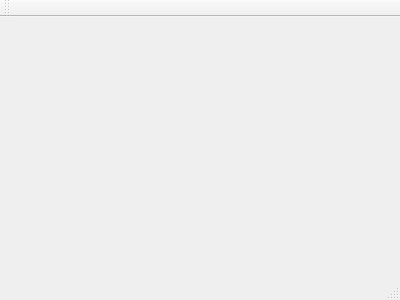
The window that RestaurantProject/mainwindow.ui (seigle15/Double-Sean-with-a-side-of-Data) describes before a commit, drawn with Qt 5.
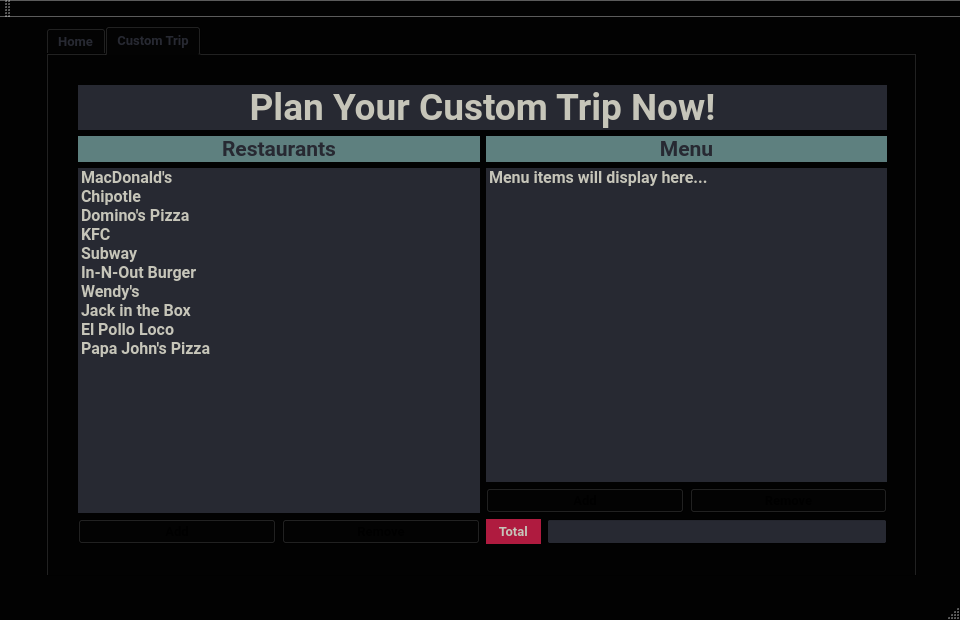
The same window after the commit.

What changed in the file:
```diff
--- a/RestaurantProject/mainwindow.ui
+++ b/RestaurantProject/mainwindow.ui
@@ -1,24 +1,976 @@
 <ui version="4.0">
  <class>MainWindow</class>
- <widget class="QMainWindow" name="MainWindow" >
-  <property name="geometry" >
+ <widget class="QMainWindow" name="MainWindow">
+  <property name="geometry">
    <rect>
     <x>0</x>
     <y>0</y>
-    <width>400</width>
-    <height>300</height>
+    <width>960</width>
+    <height>620</height>
    </rect>
   </property>
-  <property name="windowTitle" >
+  <property name="palette">
+   <palette>
+    <active>
+     <colorrole role="WindowText">
+      <brush brushstyle="SolidPattern">
+       <color alpha="255">
+        <red>198</red>
+        <green>197</green>
+        <blue>185</blue>
+       </color>
+      </brush>
+     </colorrole>
+     <colorrole role="Text">
+      <brush brushstyle="SolidPattern">
+       <color alpha="255">
+        <red>198</red>
+        <green>197</green>
+        <blue>185</blue>
+       </color>
+      </brush>
+     </colorrole>
+     <colorrole role="Base">
+      <brush brushstyle="SolidPattern">
+       <color alpha="255">
+        <red>39</red>
+        <green>41</green>
+        <blue>50</blue>
+       </color>
+      </brush>
+     </colorrole>
+     <colorrole role="Window">
+      <brush brushstyle="SolidPattern">
+       <color alpha="255">
+        <red>2</red>
+        <green>2</green>
+        <blue>2</blue>
+       </color>
+      </brush>
+     </colorrole>
+    </active>
+    <inactive>
+     <colorrole role="WindowText">
+      <brush brushstyle="SolidPattern">
+       <color alpha="255">
+        <red>198</red>
+        <green>197</green>
+        <blue>185</blue>
+       </color>
+      </brush>
+     </colorrole>
+     <colorrole role="Text">
+      <brush brushstyle="SolidPattern">
+       <color alpha="255">
+        <red>198</red>
+        <green>197</green>
+        <blue>185</blue>
+       </color>
+      </brush>
+     </colorrole>
+     <colorrole role="Base">
+      <brush brushstyle="SolidPattern">
+       <color alpha="255">
+        <red>39</red>
+        <green>41</green>
+        <blue>50</blue>
+       </color>
+      </brush>
+     </colorrole>
+     <colorrole role="Window">
+      <brush brushstyle="SolidPattern">
+       <color alpha="255">
+        <red>2</red>
+        <green>2</green>
+        <blue>2</blue>
+       </color>
+      </brush>
+     </colorrole>
+    </inactive>
+    <disabled>
+     <colorrole role="WindowText">
+      <brush brushstyle="SolidPattern">
+       <color alpha="255">
+        <red>120</red>
+        <green>120</green>
+        <blue>120</blue>
+       </color>
+      </brush>
+     </colorrole>
+     <colorrole role="Text">
+      <brush brushstyle="SolidPattern">
+       <color alpha="255">
+        <red>120</red>
+        <green>120</green>
+        <blue>120</blue>
+       </color>
+      </brush>
+     </colorrole>
+     <colorrole role="Base">
+      <brush brushstyle="SolidPattern">
+       <color alpha="255">
+        <red>2</red>
+        <green>2</green>
+        <blue>2</blue>
+       </color>
+      </brush>
+     </colorrole>
+     <colorrole role="Window">
+      <brush brushstyle="SolidPattern">
+       <color alpha="255">
+        <red>2</red>
+        <green>2</green>
+        <blue>2</blue>
+       </color>
+      </brush>
+     </colorrole>
+    </disabled>
+   </palette>
+  </property>
+  <property name="windowTitle">
    <string>MainWindow</string>
   </property>
-  <widget class="QMenuBar" name="menuBar" />
-  <widget class="QToolBar" name="mainToolBar" />
-  <widget class="QWidget" name="centralWidget" />
-  <widget class="QStatusBar" name="statusBar" />
+  <property name="autoFillBackground">
+   <bool>true</bool>
+  </property>
+  <widget class="QWidget" name="centralWidget">
+   <widget class="QTabWidget" name="MenuTabs">
+    <property name="geometry">
+     <rect>
+      <x>46</x>
+      <y>9</y>
+      <width>871</width>
+      <height>551</height>
+     </rect>
+    </property>
+    <property name="palette">
+     <palette>
+      <active>
+       <colorrole role="WindowText">
+        <brush brushstyle="SolidPattern">
+         <color alpha="255">
+          <red>39</red>
+          <green>41</green>
+          <blue>50</blue>
+         </color>
+        </brush>
+       </colorrole>
+       <colorrole role="Button">
+        <brush brushstyle="SolidPattern">
+         <color alpha="255">
+          <red>2</red>
+          <green>2</green>
+          <blue>2</blue>
+         </color>
+        </brush>
+       </colorrole>
+       <colorrole role="NoRole">
+        <brush brushstyle="SolidPattern">
+         <color alpha="255">
+          <red>2</red>
+          <green>2</green>
+          <blue>2</blue>
+         </color>
+        </brush>
+       </colorrole>
+      </active>
+      <inactive>
+       <colorrole role="WindowText">
+        <brush brushstyle="SolidPattern">
+         <color alpha="255">
+          <red>39</red>
+          <green>41</green>
+          <blue>50</blue>
+         </color>
+        </brush>
+       </colorrole>
+       <colorrole role="Button">
+        <brush brushstyle="SolidPattern">
+         <color alpha="255">
+          <red>2</red>
+          <green>2</green>
+          <blue>2</blue>
+         </color>
+        </brush>
+       </colorrole>
+       <colorrole role="NoRole">
+        <brush brushstyle="SolidPattern">
+         <color alpha="255">
+          <red>2</red>
+          <green>2</green>
+          <blue>2</blue>
+         </color>
+        </brush>
+       </colorrole>
+      </inactive>
+      <disabled>
+       <colorrole role="WindowText">
+        <brush brushstyle="SolidPattern">
+         <color alpha="255">
+          <red>120</red>
+          <green>120</green>
+          <blue>120</blue>
+         </color>
+        </brush>
+       </colorrole>
+       <colorrole role="Button">
+        <brush brushstyle="SolidPattern">
+         <color alpha="255">
+          <red>2</red>
+          <green>2</green>
+          <blue>2</blue>
+         </color>
+        </brush>
+       </colorrole>
+       <colorrole role="NoRole">
+        <brush brushstyle="SolidPattern">
+         <color alpha="255">
+          <red>2</red>
+          <green>2</green>
+          <blue>2</blue>
+         </color>
+        </brush>
+       </colorrole>
+      </disabled>
+     </palette>
+    </property>
+    <property name="font">
+     <font>
+      <family>Roboto</family>
+      <pointsize>10</pointsize>
+      <weight>75</weight>
+      <bold>true</bold>
+     </font>
+    </property>
+    <property name="autoFillBackground">
+     <bool>true</bool>
+    </property>
+    <property name="currentIndex">
+     <number>1</number>
+    </property>
+    <widget class="QWidget" name="homeTab">
+     <attribute name="title">
+      <string>Home</string>
+     </attribute>
+     <widget class="QStackedWidget" name="stackedWidget">
+      <property name="geometry">
+       <rect>
+        <x>-1</x>
+        <y>-1</y>
+        <width>871</width>
+        <height>521</height>
+       </rect>
+      </property>
+      <property name="autoFillBackground">
+       <bool>true</bool>
+      </property>
+      <widget class="QWidget" name="page_3"/>
+      <widget class="QWidget" name="page_4"/>
+     </widget>
+    </widget>
+    <widget class="QWidget" name="customTripTab">
+     <attribute name="title">
+      <string>Custom Trip</string>
+     </attribute>
+     <widget class="QStackedWidget" name="stackedWidget_2">
+      <property name="geometry">
+       <rect>
+        <x>-1</x>
+        <y>-1</y>
+        <width>871</width>
+        <height>521</height>
+       </rect>
+      </property>
+      <property name="autoFillBackground">
+       <bool>true</bool>
+      </property>
+      <widget class="QWidget" name="page_5">
+       <widget class="QWidget" name="layoutWidget">
+        <property name="geometry">
+         <rect>
+          <x>20</x>
+          <y>20</y>
+          <width>831</width>
+          <height>481</height>
+         </rect>
+        </property>
+        <layout class="QVBoxLayout" name="verticalLayout_7">
+         <item>
+          <widget class="QLabel" name="label_7">
+           <property name="palette">
+            <palette>
+             <active>
+              <colorrole role="WindowText">
+               <brush brushstyle="SolidPattern">
+                <color alpha="255">
+                 <red>198</red>
+                 <green>197</green>
+                 <blue>185</blue>
+                </color>
+               </brush>
+              </colorrole>
+              <colorrole role="Base">
+               <brush brushstyle="SolidPattern">
+                <color alpha="255">
+                 <red>39</red>
+                 <green>41</green>
+                 <blue>50</blue>
+                </color>
+               </brush>
+              </colorrole>
+              <colorrole role="Window">
+               <brush brushstyle="SolidPattern">
+                <color alpha="255">
+                 <red>39</red>
+                 <green>41</green>
+                 <blue>50</blue>
+                </color>
+               </brush>
+              </colorrole>
+             </active>
+             <inactive>
+              <colorrole role="WindowText">
+               <brush brushstyle="SolidPattern">
+                <color alpha="255">
+                 <red>198</red>
+                 <green>197</green>
+                 <blue>185</blue>
+                </color>
+               </brush>
+              </colorrole>
+              <colorrole role="Base">
+               <brush brushstyle="SolidPattern">
+                <color alpha="255">
+                 <red>39</red>
+                 <green>41</green>
+                 <blue>50</blue>
+                </color>
+               </brush>
+              </colorrole>
+              <colorrole role="Window">
+               <brush brushstyle="SolidPattern">
+                <color alpha="255">
+                 <red>39</red>
+                 <green>41</green>
+                 <blue>50</blue>
+                </color>
+               </brush>
+              </colorrole>
+             </inactive>
+             <disabled>
+              <colorrole role="WindowText">
+               <brush brushstyle="SolidPattern">
+                <color alpha="255">
+                 <red>120</red>
+                 <green>120</green>
+                 <blue>120</blue>
+                </color>
+               </brush>
+              </colorrole>
+              <colorrole role="Base">
+               <brush brushstyle="SolidPattern">
+                <color alpha="255">
+                 <red>39</red>
+                 <green>41</green>
+                 <blue>50</blue>
+                </color>
+               </brush>
+              </colorrole>
+              <colorrole role="Window">
+               <brush brushstyle="SolidPattern">
+                <color alpha="255">
+                 <red>39</red>
+                 <green>41</green>
+                 <blue>50</blue>
+                </color>
+               </brush>
+              </colorrole>
+             </disabled>
+            </palette>
+           </property>
+           <property name="font">
+            <font>
+             <family>Roboto</family>
+             <pointsize>28</pointsize>
+             <weight>75</weight>
+             <bold>true</bold>
+            </font>
+           </property>
+           <property name="autoFillBackground">
+            <bool>true</bool>
+           </property>
+           <property name="text">
+            <string>Plan Your Custom Trip Now!</string>
+           </property>
+           <property name="alignment">
+            <set>Qt::AlignCenter</set>
+           </property>
+          </widget>
+         </item>
+         <item>
+          <layout class="QHBoxLayout" name="horizontalLayout_6">
+           <item>
+            <layout class="QVBoxLayout" name="verticalLayout_4">
+             <item>
+              <layout class="QVBoxLayout" name="verticalLayout_2">
+               <item>
+                <widget class="QLabel" name="label_4">
+                 <property name="palette">
+                  <palette>
+                   <active>
+                    <colorrole role="WindowText">
+                     <brush brushstyle="SolidPattern">
+                      <color alpha="255">
+                       <red>39</red>
+                       <green>41</green>
+                       <blue>50</blue>
+                      </color>
+                     </brush>
+                    </colorrole>
+                    <colorrole role="Base">
+                     <brush brushstyle="SolidPattern">
+                      <color alpha="255">
+                       <red>39</red>
+                       <green>41</green>
+                       <blue>50</blue>
+                      </color>
+                     </brush>
+                    </colorrole>
+                    <colorrole role="Window">
+                     <brush brushstyle="SolidPattern">
+                      <color alpha="255">
+                       <red>94</red>
+                       <green>128</green>
+                       <blue>127</blue>
+                      </color>
+                     </brush>
+                    </colorrole>
+                   </active>
+                   <inactive>
+                    <colorrole role="WindowText">
+                     <brush brushstyle="SolidPattern">
+                      <color alpha="255">
+                       <red>39</red>
+                       <green>41</green>
+                       <blue>50</blue>
+                      </color>
+                     </brush>
+                    </colorrole>
+                    <colorrole role="Base">
+                     <brush brushstyle="SolidPattern">
+                      <color alpha="255">
+                       <red>39</red>
+                       <green>41</green>
+                       <blue>50</blue>
+                      </color>
+                     </brush>
+                    </colorrole>
+                    <colorrole role="Window">
+                     <brush brushstyle="SolidPattern">
+                      <color alpha="255">
+                       <red>94</red>
+                       <green>128</green>
+                       <blue>127</blue>
+                      </color>
+                     </brush>
+                    </colorrole>
+                   </inactive>
+                   <disabled>
+                    <colorrole role="WindowText">
+                     <brush brushstyle="SolidPattern">
+                      <color alpha="255">
+                       <red>120</red>
+                       <green>120</green>
+                       <blue>120</blue>
+                      </color>
+                     </brush>
+                    </colorrole>
+                    <colorrole role="Base">
+                     <brush brushstyle="SolidPattern">
+                      <color alpha="255">
+                       <red>94</red>
+                       <green>128</green>
+                       <blue>127</blue>
+                      </color>
+                     </brush>
+                    </colorrole>
+                    <colorrole role="Window">
+                     <brush brushstyle="SolidPattern">
+                      <color alpha="255">
+                       <red>94</red>
+                       <green>128</green>
+                       <blue>127</blue>
+                      </color>
+                     </brush>
+                    </colorrole>
+                   </disabled>
+                  </palette>
+                 </property>
+                 <property name="font">
+                  <font>
+                   <family>Roboto</family>
+                   <pointsize>16</pointsize>
+                   <weight>75</weight>
+                   <bold>true</bold>
+                  </font>
+                 </property>
+                 <property name="autoFillBackground">
+                  <bool>true</bool>
+                 </property>
+                 <property name="text">
+                  <string>Restaurants</string>
+                 </property>
+                 <property name="alignment">
+                  <set>Qt::AlignCenter</set>
+                 </property>
+                </widget>
+               </item>
+               <item>
+                <widget class="QListWidget" name="listWidget">
+                 <property name="font">
+                  <font>
+                   <family>Roboto</family>
+                   <pointsize>12</pointsize>
+                   <weight>75</weight>
+                   <bold>true</bold>
+                  </font>
+                 </property>
+                 <property name="frameShape">
+                  <enum>QFrame::NoFrame</enum>
+                 </property>
+                 <item>
+                  <property name="text">
+                   <string>MacDonald's</string>
+                  </property>
+                 </item>
+                 <item>
+                  <property name="text">
+                   <string>Chipotle</string>
+                  </property>
+                 </item>
+                 <item>
+                  <property name="text">
+                   <string>Domino's Pizza</string>
+                  </property>
+                 </item>
+                 <item>
+                  <property name="text">
+                   <string>KFC</string>
+                  </property>
+                 </item>
+                 <item>
+                  <property name="text">
+                   <string>Subway</string>
+                  </property>
+                 </item>
+                 <item>
+                  <property name="text">
+                   <string>In-N-Out Burger</string>
+                  </property>
+                 </item>
+                 <item>
+                  <property name="text">
+                   <string>Wendy's</string>
+                  </property>
+                 </item>
+                 <item>
+                  <property name="text">
+                   <string>Jack in the Box</string>
+                  </property>
+                 </item>
+                 <item>
+                  <property name="text">
+                   <string>El Pollo Loco</string>
+                  </property>
+                 </item>
+                 <item>
+                  <property name="text">
+                   <string>Papa John's Pizza</string>
+                  </property>
+                 </item>
+                </widget>
+               </item>
+              </layout>
+             </item>
+             <item>
+              <layout class="QHBoxLayout" name="horizontalLayout_3">
+               <item>
+                <widget class="QPushButton" name="pushButton_2">
+                 <property name="font">
+                  <font>
+                   <family>Roboto</family>
+                   <pointsize>10</pointsize>
+                   <weight>75</weight>
+                   <bold>true</bold>
+                  </font>
+                 </property>
+                 <property name="text">
+                  <string>Add</string>
+                 </property>
+                </widget>
+               </item>
+               <item>
+                <widget class="QPushButton" name="pushButton_3">
+                 <property name="font">
+                  <font>
+                   <family>Roboto</family>
+                   <pointsize>10</pointsize>
+                   <weight>75</weight>
+                   <bold>true</bold>
+                  </font>
+                 </property>
+                 <property name="text">
+                  <string>Remove</string>
+                 </property>
+                </widget>
+               </item>
+              </layout>
+             </item>
+            </layout>
+           </item>
+           <item>
+            <layout class="QVBoxLayout" name="verticalLayout_6">
+             <item>
+              <layout class="QVBoxLayout" name="verticalLayout_3">
+               <item>
+                <widget class="QLabel" name="label_5">
+                 <property name="palette">
+                  <palette>
+                   <active>
+                    <colorrole role="WindowText">
+                     <brush brushstyle="SolidPattern">
+                      <color alpha="255">
+                       <red>39</red>
+                       <green>41</green>
+                       <blue>50</blue>
+                      </color>
+                     </brush>
+                    </colorrole>
+                    <colorrole role="Base">
+                     <brush brushstyle="SolidPattern">
+                      <color alpha="255">
+                       <red>39</red>
+                       <green>41</green>
+                       <blue>50</blue>
+                      </color>
+                     </brush>
+                    </colorrole>
+                    <colorrole role="Window">
+                     <brush brushstyle="SolidPattern">
+                      <color alpha="255">
+                       <red>94</red>
+                       <green>128</green>
+                       <blue>127</blue>
+                      </color>
+                     </brush>
+                    </colorrole>
+                   </active>
+                   <inactive>
+                    <colorrole role="WindowText">
+                     <brush brushstyle="SolidPattern">
+                      <color alpha="255">
+                       <red>39</red>
+                       <green>41</green>
+                       <blue>50</blue>
+                      </color>
+                     </brush>
+                    </colorrole>
+                    <colorrole role="Base">
+                     <brush brushstyle="SolidPattern">
+                      <color alpha="255">
+                       <red>39</red>
+                       <green>41</green>
+                       <blue>50</blue>
+                      </color>
+                     </brush>
+                    </colorrole>
+                    <colorrole role="Window">
+                     <brush brushstyle="SolidPattern">
+                      <color alpha="255">
+                       <red>94</red>
+                       <green>128</green>
+                       <blue>127</blue>
+                      </color>
+                     </brush>
+                    </colorrole>
+                   </inactive>
+                   <disabled>
+                    <colorrole role="WindowText">
+                     <brush brushstyle="SolidPattern">
+                      <color alpha="255">
+                       <red>120</red>
+                       <green>120</green>
+                       <blue>120</blue>
+                      </color>
+                     </brush>
+                    </colorrole>
+                    <colorrole role="Base">
+                     <brush brushstyle="SolidPattern">
+                      <color alpha="255">
+                       <red>94</red>
+                       <green>128</green>
+                       <blue>127</blue>
+                      </color>
+                     </brush>
+                    </colorrole>
+                    <colorrole role="Window">
+                     <brush brushstyle="SolidPattern">
+                      <color alpha="255">
+                       <red>94</red>
+                       <green>128</green>
+                       <blue>127</blue>
+                      </color>
+                     </brush>
+                    </colorrole>
+                   </disabled>
+                  </palette>
+                 </property>
+                 <property name="font">
+                  <font>
+                   <family>Roboto</family>
+                   <pointsize>16</pointsize>
+                   <weight>75</weight>
+                   <bold>true</bold>
+                  </font>
+                 </property>
+                 <property name="autoFillBackground">
+                  <bool>true</bool>
+                 </property>
+                 <property name="text">
+                  <string>Menu</string>
+                 </property>
+                 <property name="alignment">
+                  <set>Qt::AlignCenter</set>
+                 </property>
+                </widget>
+               </item>
+               <item>
+                <widget class="QListWidget" name="listWidget_2">
+                 <property name="font">
+                  <font>
+                   <family>Roboto</family>
+                   <pointsize>12</pointsize>
+                   <weight>75</weight>
+                   <bold>true</bold>
+                  </font>
+                 </property>
+                 <property name="frameShape">
+                  <enum>QFrame::NoFrame</enum>
+                 </property>
+                 <item>
+                  <property name="text">
+                   <string>Menu items will display here...</string>
+                  </property>
+                 </item>
+                </widget>
+               </item>
+              </layout>
+             </item>
+             <item>
+              <layout class="QVBoxLayout" name="verticalLayout_5">
+               <item>
+                <layout class="QHBoxLayout" name="horizontalLayout_5">
+                 <item>
+                  <widget class="QPushButton" name="pushButton_4">
+                   <property name="font">
+                    <font>
+                     <family>Roboto</family>
+                     <pointsize>10</pointsize>
+                     <weight>75</weight>
+                     <bold>true</bold>
+                    </font>
+                   </property>
+                   <property name="text">
+                    <string>Add</string>
+                   </property>
+                  </widget>
+                 </item>
+                 <item>
+                  <widget class="QPushButton" name="pushButton_5">
+                   <property name="font">
+                    <font>
+                     <family>Roboto</family>
+                     <pointsize>10</pointsize>
+                     <weight>75</weight>
+                     <bold>true</bold>
+                    </font>
+                   </property>
+                   <property name="text">
+                    <string>Remove</string>
+                   </property>
+                  </widget>
+                 </item>
+                </layout>
+               </item>
+               <item>
+                <layout class="QHBoxLayout" name="horizontalLayout_4">
+                 <item>
+                  <widget class="QLabel" name="label_6">
+                   <property name="palette">
+                    <palette>
+                     <active>
+                      <colorrole role="WindowText">
+                       <brush brushstyle="SolidPattern">
+                        <color alpha="255">
+                         <red>198</red>
+                         <green>197</green>
+                         <blue>185</blue>
+                        </color>
+                       </brush>
+                      </colorrole>
+                      <colorrole role="Base">
+                       <brush brushstyle="SolidPattern">
+                        <color alpha="255">
+                         <red>39</red>
+                         <green>41</green>
+                         <blue>50</blue>
+                        </color>
+                       </brush>
+                      </colorrole>
+                      <colorrole role="Window">
+                       <brush brushstyle="SolidPattern">
+                        <color alpha="255">
+                         <red>175</red>
+                         <green>27</green>
+                         <blue>63</blue>
+                        </color>
+                       </brush>
+                      </colorrole>
+                     </active>
+                     <inactive>
+                      <colorrole role="WindowText">
+                       <brush brushstyle="SolidPattern">
+                        <color alpha="255">
+                         <red>198</red>
+                         <green>197</green>
+                         <blue>185</blue>
+                        </color>
+                       </brush>
+                      </colorrole>
+                      <colorrole role="Base">
+                       <brush brushstyle="SolidPattern">
+                        <color alpha="255">
+                         <red>39</red>
+                         <green>41</green>
+                         <blue>50</blue>
+                        </color>
+                       </brush>
+                      </colorrole>
+                      <colorrole role="Window">
+                       <brush brushstyle="SolidPattern">
+                        <color alpha="255">
+                         <red>175</red>
+                         <green>27</green>
+                         <blue>63</blue>
+                        </color>
+                       </brush>
+                      </colorrole>
+                     </inactive>
+                     <disabled>
+                      <colorrole role="WindowText">
+                       <brush brushstyle="SolidPattern">
+                        <color alpha="255">
+                         <red>120</red>
+                         <green>120</green>
+                         <blue>120</blue>
+                        </color>
+                       </brush>
+                      </colorrole>
+                      <colorrole role="Base">
+                       <brush brushstyle="SolidPattern">
+                        <color alpha="255">
+                         <red>175</red>
+                         <green>27</green>
+                         <blue>63</blue>
+                        </color>
+                       </brush>
+                      </colorrole>
+                      <colorrole role="Window">
+                       <brush brushstyle="SolidPattern">
+                        <color alpha="255">
+                         <red>175</red>
+                         <green>27</green>
+                         <blue>63</blue>
+                        </color>
+                       </brush>
+                      </colorrole>
+                     </disabled>
+                    </palette>
+                   </property>
+                   <property name="font">
+                    <font>
+                     <family>Roboto</family>
+                     <pointsize>10</pointsize>
+                     <weight>75</weight>
+                     <bold>true</bold>
+                    </font>
+                   </property>
+                   <property name="autoFillBackground">
+                    <bool>true</bool>
+                   </property>
+                   <property name="text">
+                    <string>    Total    </string>
+                   </property>
+                   <property name="alignment">
+                    <set>Qt::AlignCenter</set>
+                   </property>
+                  </widget>
+                 </item>
+                 <item>
+                  <widget class="QLineEdit" name="lineEdit_3">
+                   <property name="font">
+                    <font>
+                     <family>Roboto</family>
+                     <pointsize>10</pointsize>
+                     <weight>75</weight>
+                     <bold>true</bold>
+                    </font>
+                   </property>
+                   <property name="alignment">
+                    <set>Qt::AlignCenter</set>
+                   </property>
+                   <property name="readOnly">
+                    <bool>true</bool>
+                   </property>
+                  </widget>
+                 </item>
+                </layout>
+               </item>
+              </layout>
+             </item>
+            </layout>
+           </item>
+          </layout>
+         </item>
+        </layout>
+       </widget>
+      </widget>
+      <widget class="QWidget" name="page_6"/>
+     </widget>
+    </widget>
+   </widget>
+  </widget>
+  <widget class="QMenuBar" name="menuBar">
+   <property name="geometry">
+    <rect>
+     <x>0</x>
+     <y>0</y>
+     <width>960</width>
+     <height>21</height>
+    </rect>
+   </property>
+  </widget>
+  <widget class="QToolBar" name="mainToolBar">
+   <attribute name="toolBarArea">
+    <enum>TopToolBarArea</enum>
+   </attribute>
+   <attribute name="toolBarBreak">
+    <bool>false</bool>
+   </attribute>
+  </widget>
+  <widget class="QStatusBar" name="statusBar"/>
  </widget>
- <layoutDefault spacing="6" margin="11" />
- <pixmapfunction></pixmapfunction>
+ <layoutdefault spacing="6" margin="11"/>
  <resources/>
  <connections/>
 </ui>
```
Left out of the diff: 1 changed line with no effect on the pictures.
